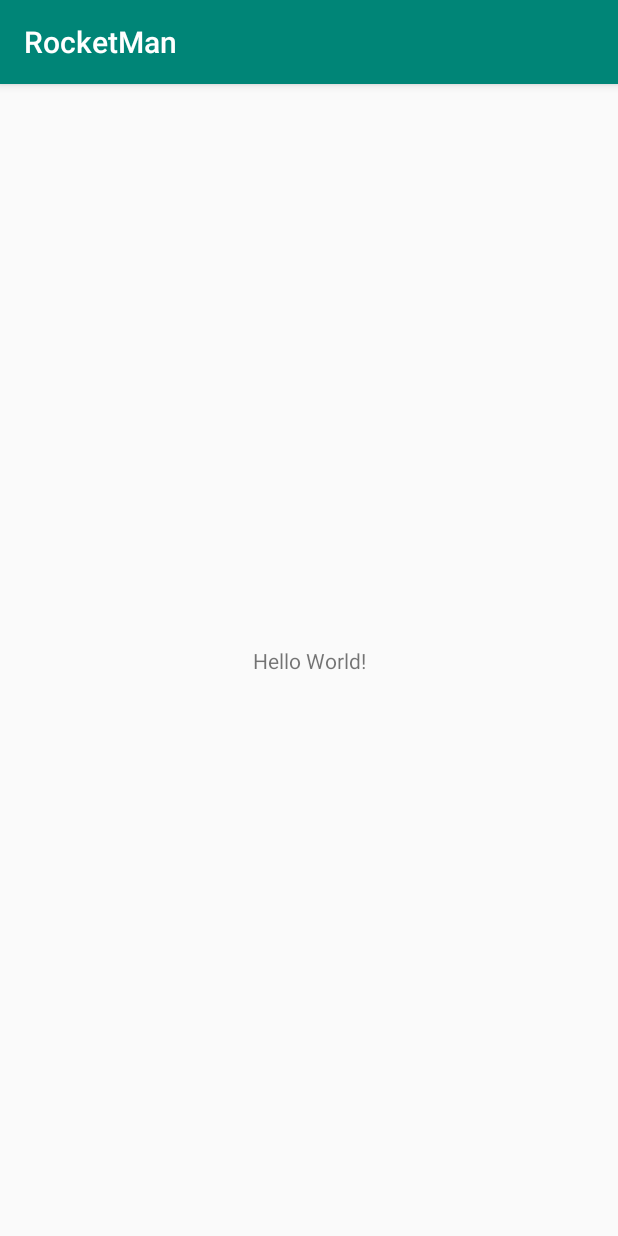
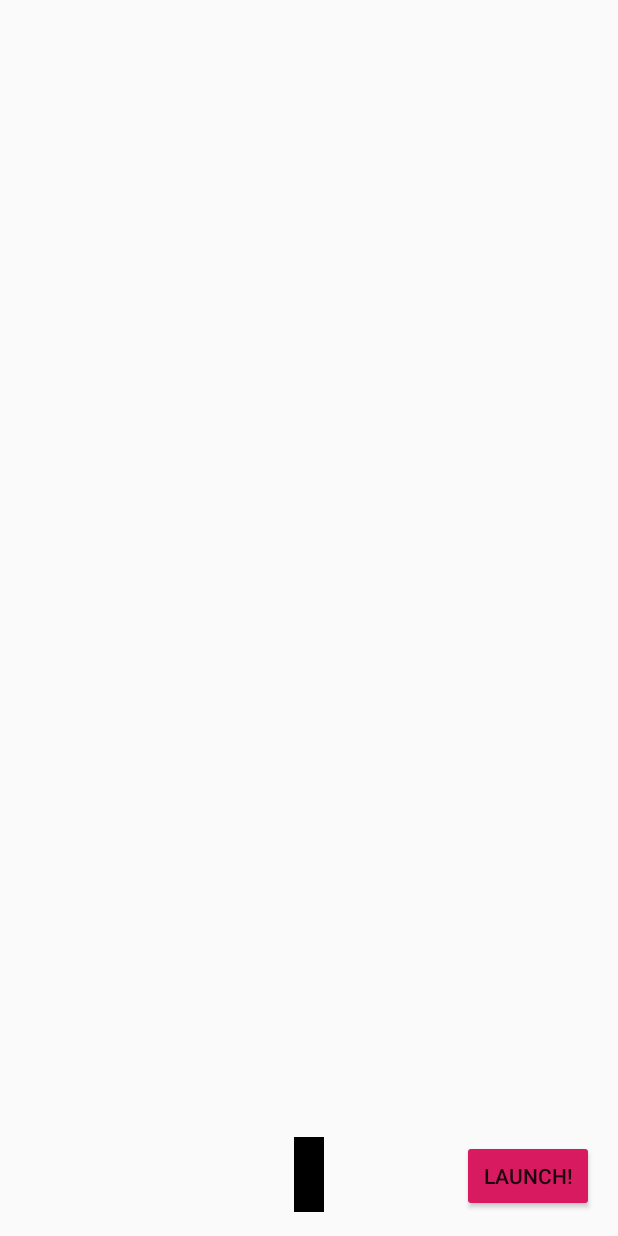
Before and after one commit to lukaspetersson/RocketMan, an Android app: the screen it shows after launch (MainActivity), on a phone screen of 412 x 824 dp. Run offline under Robolectric (Android 15) with nearby library versions, the light colour scheme and no system bars.

Commit message:
layout and menu

```diff
--- a/app/build.gradle
+++ b/app/build.gradle
@@ -22,6 +22,7 @@ dependencies {
     implementation fileTree(dir: 'libs', include: ['*.jar'])
     implementation 'androidx.appcompat:appcompat:1.0.2'
     implementation 'androidx.constraintlayout:constraintlayout:1.1.3'
+    implementation 'com.google.android.material:material:1.1.0-alpha09'
     testImplementation 'junit:junit:4.12'
     androidTestImplementation 'androidx.test:runner:1.2.0'
     androidTestImplementation 'androidx.test.espresso:espresso-core:3.2.0'
--- a/app/src/main/java/com/example/rocketman/MainActivity.java
+++ b/app/src/main/java/com/example/rocketman/MainActivity.java
@@ -1,8 +1,13 @@
 package com.example.rocketman;
 
+import androidx.appcompat.app.AlertDialog;
 import androidx.appcompat.app.AppCompatActivity;
 
+import android.animation.ObjectAnimator;
+import android.content.DialogInterface;
 import android.os.Bundle;
+import android.view.LayoutInflater;
+import android.view.View;
 
 public class MainActivity extends AppCompatActivity {
 
@@ -10,5 +15,32 @@ public class MainActivity extends AppCompatActivity {
     protected void onCreate(Bundle savedInstanceState) {
         super.onCreate(savedInstanceState);
         setContentView(R.layout.activity_main);
+
+        View rocket = findViewById(R.id.rocket);
+
+       /* ObjectAnimator animation = ObjectAnimator.ofFloat(rocket, "translationY", -1000f);
+        animation.setDuration(2000);
+        animation.start();*/
+    }
+
+    public void openSettings(View view) {
+
+        AlertDialog.Builder builder = new AlertDialog.Builder(MainActivity.this);
+        LayoutInflater inflater = this.getLayoutInflater();
+        final View v = inflater.inflate(R.layout.settings, null);
+
+        builder.setView(v);
+        builder.setTitle("edit parameters");
+        builder.setPositiveButton("Launch", new DialogInterface.OnClickListener() {
+            public void onClick(DialogInterface dialog, int which) {
+                launch();
+            }
+        });
+        builder.setNegativeButton("cancel", null);
+        builder.show();
+    }
+
+    public void launch(){
+
     }
 }
--- a/app/src/main/res/layout/activity_main.xml
+++ b/app/src/main/res/layout/activity_main.xml
@@ -6,13 +6,27 @@
     android:layout_height="match_parent"
     tools:context=".MainActivity">
 
-    <TextView
+
+    <View
+        android:id="@+id/rocket"
+        android:layout_width="20dp"
+        android:layout_height="50dp"
+        android:background="#000"
+        android:layout_margin="16dp"
+        app:layout_constraintBottom_toBottomOf="parent"
+        app:layout_constraintLeft_toLeftOf="parent"
+        app:layout_constraintRight_toRightOf="parent"/>
+
+    <Button
+        android:id="@+id/points_edit_button"
         android:layout_width="wrap_content"
         android:layout_height="wrap_content"
-        android:text="Hello World!"
+        android:layout_margin="16dp"
+        android:text="Launch!"
+        app:backgroundTint="@color/colorAccent"
         app:layout_constraintBottom_toBottomOf="parent"
-        app:layout_constraintLeft_toLeftOf="parent"
-        app:layout_constraintRight_toRightOf="parent"
-        app:layout_constraintTop_toTopOf="parent" />
+        app:layout_constraintEnd_toEndOf="parent"
+        android:onClick="openSettings"/>
+
 
 </androidx.constraintlayout.widget.ConstraintLayout>
--- a/app/src/main/res/values/styles.xml
+++ b/app/src/main/res/values/styles.xml
@@ -1,11 +1,12 @@
 <resources>
 
     <!-- Base application theme. -->
-    <style name="AppTheme" parent="Theme.AppCompat.Light.DarkActionBar">
+    <style name="AppTheme" parent="Theme.AppCompat.Light.NoActionBar">
         <!-- Customize your theme here. -->
         <item name="colorPrimary">@color/colorPrimary</item>
         <item name="colorPrimaryDark">@color/colorPrimaryDark</item>
         <item name="colorAccent">@color/colorAccent</item>
+        <item name="android:windowFullscreen">true</item>
     </style>
 
 </resources>
```
